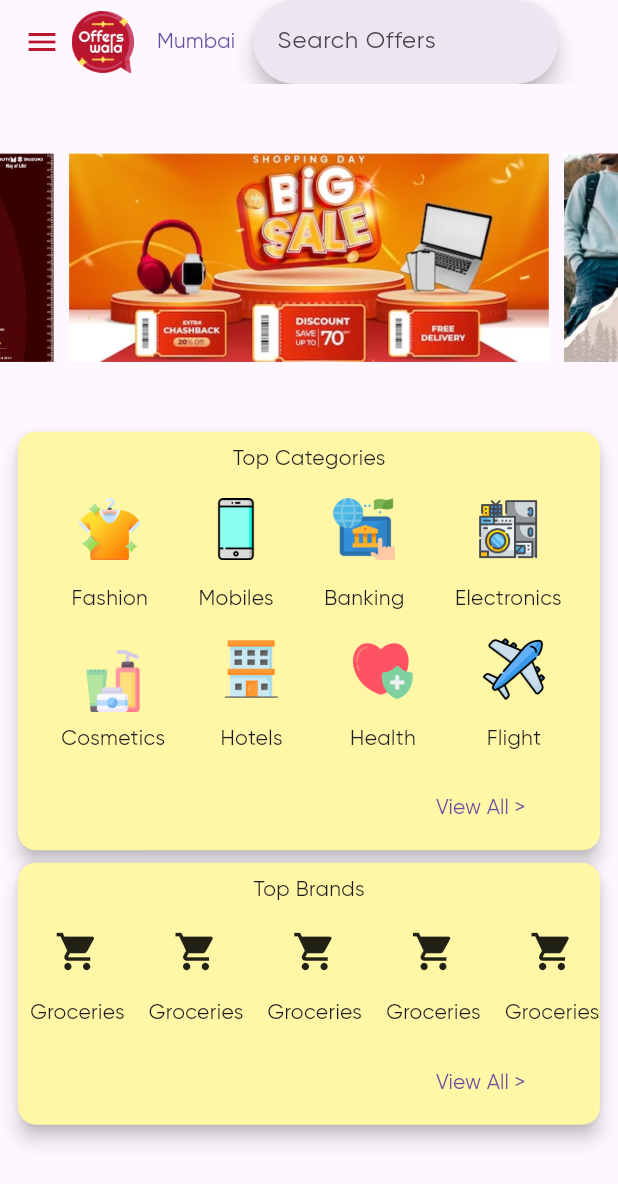
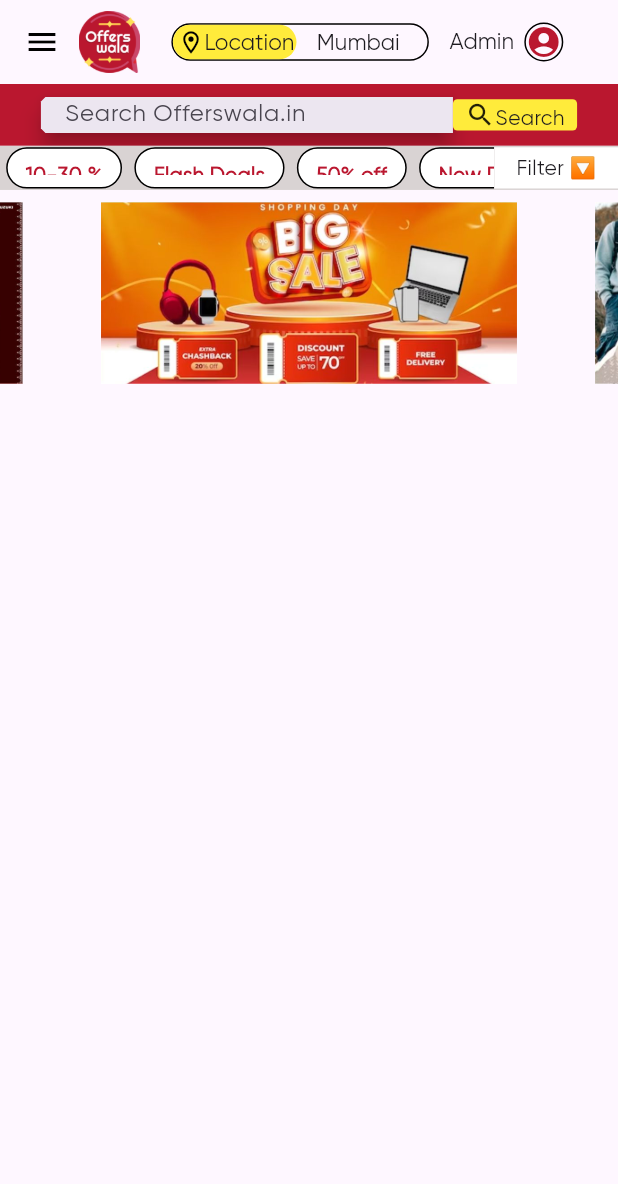
Before and after one commit to RamG222/offerswala, a Flutter app: the Home screen opened directly, on a phone screen of 412 x 824 dp. Shown: the top 1184 px of the screen. Run offline on Flutter 3.47's test engine with Material 3 defaults, Android fonts, the light colour scheme and no system bars; drawn by our look-alikes of carousel_slider; our stand-ins replace geocoding, geolocator, page_view_dot_indicator.

Commit message:
last update on 11.03 3rd of 3

```diff
--- a/lib/main.dart
+++ b/lib/main.dart
@@ -1,4 +1,5 @@
 import 'package:flutter/material.dart';
+import 'package:offerswala/screens/home/home.dart';
 import 'package:offerswala/screens/splash_screen.dart';
 
 void main() {
@@ -15,6 +16,7 @@ class MyApp extends StatelessWidget {
 
     return MaterialApp(
       theme: ThemeData(
+        //setting deafult font
         fontFamily: 'Gilroy',
         useMaterial3: true,
       ),
--- a/lib/screens/home/home.dart
+++ b/lib/screens/home/home.dart
@@ -1,10 +1,13 @@
+import 'package:flutter/cupertino.dart';
 import 'package:flutter/material.dart';
 import 'package:flutter/services.dart';
 import 'package:flutter/widgets.dart';
 import 'package:offerswala/screens/home/categories_card.dart';
 import 'package:offerswala/screens/home/change_location.dart';
+import 'package:offerswala/widescreen.dart';
 import 'package:offerswala/screens/home/image_slider.dart';
 import 'package:offerswala/screens/home/top_brands_card.dart';
+import 'package:offerswala/screens/home/top_search_bar.dart';
 
 class Home extends StatefulWidget {
   const Home({super.key});
@@ -19,13 +22,6 @@ class _HomeState extends State<Home> {
     var mQSize = MediaQuery.of(context).size;
     var mQHeight = mQSize.height;
     var mQWidth = mQSize.width;
-    bool isWideScreen() {
-      if (mQWidth < 800) {
-        return true;
-      } else {
-        return false;
-      }
-    }
 
     return PopScope(
       canPop: false,
@@ -54,7 +50,7 @@ class _HomeState extends State<Home> {
         );
       },
       child: SafeArea(
-        child: isWideScreen()
+        child: !isWideScreen(context)
             ? Scaffold(
                 drawer: Drawer(
                   backgroundColor: Color.fromARGB(255, 191, 140, 149),
@@ -78,31 +74,95 @@ class _HomeState extends State<Home> {
                   ),
                 ),
                 appBar: AppBar(
-                  iconTheme: const IconThemeData(color: Color(0xffBA172F)),
+                  iconTheme: const IconThemeData(color: Colors.black),
                   title: Transform.translate(
-                    offset: Offset(-24.0, 0.0),
+                    offset: Offset(-20.0, 0.0),
                     child: Row(
+                      mainAxisAlignment: MainAxisAlignment.center,
                       children: [
-                        Image.asset('assets/images/logo.png',
-                            width: mQWidth / 10),
+                        Image.asset(
+                          'assets/images/logo.png',
+                          width: mQWidth / 10,
+                        ),
                         SizedBox(
-                          width: mQWidth / 120,
+                          width: mQWidth / 20,
                         ),
-                        TextButton(
-                          onPressed: () {
-                            Navigator.of(context).push(
-                              MaterialPageRoute(
-                                builder: (context) => ChangeLocationScreen(),
+                        Container(
+                          width: mQWidth / 2.4,
+                          height: 25,
+                          decoration: BoxDecoration(
+                            borderRadius: BorderRadius.circular(30),
+                            border: Border.all(color: Colors.black),
+                          ),
+                          child: Row(
+                            children: [
+                              Center(
+                                child: Container(
+                                  padding: EdgeInsets.all(3),
+                                  height: 25,
+                                  width: mQWidth / 5,
+                                  decoration: BoxDecoration(
+                                    color: Colors.yellow,
+                                    borderRadius: BorderRadius.circular(30),
+                                  ),
+                                  child: Row(
+                                    children: [
+                                      Icon(
+                                        Icons.location_on_outlined,
+                                        size: 18,
+                                      ),
+                                      Text(
+                                        "Location",
+                                        style: TextStyle(fontSize: 15),
+                                      ),
+                                    ],
+                                  ),
+                                ),
                               ),
-                            );
-                          },
-                          child: const Text('Mumbai'),
-                        ),
-                        Expanded(
-                          child: SearchBar(
-                            hintText: 'Search Offers',
+                              Container(
+                                width: mQWidth / 5,
+                                padding: EdgeInsets.all(3),
+                                child: Center(
+                                  child: Text(
+                                    'Mumbai',
+                                    style: TextStyle(
+                                      fontSize: 15,
+                                    ),
+                                    overflow: TextOverflow.ellipsis,
+                                  ),
+                                ),
+                              ),
+                            ],
                           ),
                         ),
+                        SizedBox(
+                          width: mQWidth / 30,
+                        ),
+                        Row(
+                          mainAxisAlignment: MainAxisAlignment.center,
+                          children: [
+                            Text(
+                              'Admin',
+                              style: TextStyle(
+                                fontSize: 15,
+                              ),
+                              overflow: TextOverflow.ellipsis,
+                            ),
+                            SizedBox(
+                              width: mQWidth / 60,
+                            ),
+                            Container(
+                              decoration: BoxDecoration(
+                                  borderRadius:
+                                      BorderRadius.circular(mQHeight / 2),
+                                  border: Border.all()),
+                              child: Icon(
+                                Icons.account_circle,
+                                color: const Color(0xffBA172F),
+                              ),
+                            )
+                          ],
+                        )
                       ],
                     ),
                   ),
@@ -110,10 +170,11 @@ class _HomeState extends State<Home> {
                 body: SingleChildScrollView(
                   child: Column(
                     children: [
+                      const top_search_bar(),
                       const Image_slider(),
-                      const Categories_Card(),
-                      SizedBox(height: mQHeight / 100),
-                      const Top_Brands_card()
+                      // const Categories_Card(),
+                      // SizedBox(height: mQHeight / 100),
+                      // const Top_Brands_card()
                     ],
                   ),
                 ),
--- a/lib/screens/home/image_slider.dart
+++ b/lib/screens/home/image_slider.dart
@@ -18,11 +18,14 @@ class Image_slider extends StatelessWidget {
 
   @override
   Widget build(BuildContext context) {
+    var mQSize = MediaQuery.of(context).size;
+    var mQHeight = mQSize.height;
+    var mQWidth = mQSize.width;
     return CarouselSlider(
       items: imgList
-          .map((src) => Center(
-                child: Padding(
-                  padding: const EdgeInsets.all(5.0),
+          .map((src) => TextButton(
+                onPressed: () {},
+                child: Center(
                   child: Image.asset(
                     src,
                     fit: BoxFit.cover,
@@ -30,7 +33,10 @@ class Image_slider extends StatelessWidget {
                 ),
               ))
           .toList(),
-      options: CarouselOptions(),
+      options: CarouselOptions(
+        height: mQHeight / 6,
+        autoPlay: true,
+      ),
     );
   }
 }
--- /dev/null
+++ b/lib/screens/home/top_search_bar.dart
@@ -0,0 +1,117 @@
+import 'package:flutter/cupertino.dart';
+import 'package:flutter/material.dart';
+import 'package:flutter/widgets.dart';
+
+class top_search_bar extends StatelessWidget {
+  const top_search_bar({
+    super.key,
+  });
+
+  @override
+  Widget build(BuildContext context) {
+    var mQSize = MediaQuery.of(context).size;
+    var mQHeight = mQSize.height;
+    var mQWidth = mQSize.width;
+
+    var dataFromAPI = ['10-30 %', 'Flash Deals', '50% off', 'New Deals'];
+    return Column(
+      children: [
+        Container(
+          width: mQWidth,
+          height: mQHeight / 20,
+          decoration: BoxDecoration(
+            color: const Color(0xffBA172F),
+          ),
+          child: Row(
+            mainAxisAlignment: MainAxisAlignment.center,
+            children: [
+              Container(
+                width: mQWidth / 1.5,
+                child: SearchBar(
+                  shape: MaterialStatePropertyAll(
+                    BeveledRectangleBorder(
+                        borderRadius: BorderRadius.only(
+                            topLeft: Radius.circular(3),
+                            bottomLeft: Radius.circular(3))),
+                  ),
+                  constraints: BoxConstraints(maxHeight: mQHeight / 20),
+                  hintText: 'Search Offerswala.in',
+                ),
+              ),
+              Container(
+                margin: EdgeInsets.symmetric(vertical: mQHeight / 81),
+                decoration: BoxDecoration(
+                    color: Colors.yellow,
+                    borderRadius: BorderRadius.circular(3)),
+                child: Padding(
+                  padding: EdgeInsets.symmetric(horizontal: mQWidth / 50),
+                  child: Row(
+                    children: [
+                      Icon(
+                        Icons.search_sharp,
+                        size: 20,
+                      ),
+                      Padding(
+                        padding: EdgeInsets.symmetric(
+                          vertical: mQHeight / 250,
+                        ),
+                        child: Text('Search'),
+                      ),
+                    ],
+                  ),
+                ),
+              ),
+            ],
+          ),
+        ),
+        Container(
+          decoration: BoxDecoration(
+            color: Color.fromARGB(255, 217, 211, 211),
+          ),
+          child: Row(
+            children: [
+              Container(
+                width: mQWidth / 1.25,
+                height: mQHeight / 28,
+                child: ListView.builder(
+                  itemCount: dataFromAPI.length,
+                  scrollDirection: Axis.horizontal,
+                  itemBuilder: (context, index) {
+                    return Padding(
+                      padding: EdgeInsets.symmetric(
+                          horizontal: mQWidth / 100, vertical: mQHeight / 850),
+                      child: Container(
+                        decoration: BoxDecoration(
+                            border: Border.all(),
+                            color: Colors.white,
+                            borderRadius: BorderRadius.circular(30)),
+                        child: TextButton(
+                          onPressed: () {},
+                          child: Text(
+                            dataFromAPI[index],
+                            style: TextStyle(
+                              color: const Color(0xffBA172F),
+                              fontWeight: FontWeight.bold,
+                            ),
+                          ),
+                        ),
+                      ),
+                    );
+                  },
+                ),
+              ),
+              Container(
+                height: mQHeight / 30,
+                width: mQWidth / 5,
+                decoration: BoxDecoration(
+                  color: Colors.white,
+                ),
+                child: Center(child: Text('Filter 🔽')),
+              )
+            ],
+          ),
+        )
+      ],
+    );
+  }
+}
--- a/lib/screens/pre_login_1.dart
+++ b/lib/screens/pre_login_1.dart
@@ -1,6 +1,7 @@
 import 'package:flutter/material.dart';
 import 'package:offerswala/screens/login.dart';
 import 'package:offerswala/screens/pre_login_2.dart';
+import 'package:offerswala/widescreen.dart';
 import 'package:page_view_dot_indicator/page_view_dot_indicator.dart';
 
 class PreLogin1 extends StatelessWidget {
@@ -8,17 +9,10 @@ class PreLogin1 extends StatelessWidget {
 
   @override
   Widget build(BuildContext context) {
+    // making responsive app
     var mQSize = MediaQuery.of(context).size;
     var mQHeight = mQSize.height;
     var mQWidth = mQSize.width;
-
-    bool isWideScreen() {
-      if (MediaQuery.of(context).size.width > 800) {
-        return true;
-      } else {
-        return false;
-      }
-    }
 
     return GestureDetector(
       onHorizontalDragEnd: (DragEndDetails details) {
@@ -28,7 +22,7 @@ class PreLogin1 extends StatelessWidget {
         }
       },
       child: Scaffold(
-        body: isWideScreen()
+        body: isWideScreen(context)
             ? const Center(
                 child: Text('Tablet or Web'),
               )
@@ -37,7 +31,7 @@ class PreLogin1 extends StatelessWidget {
                   children: [
                     SizedBox(height: mQHeight / 6),
                     Image.asset(
-                      "assets/images/Vocal_for_Local.png",
+                      "assets/images/pre_login/01.gif",
                       width: mQWidth / 1.5,
                     ),
                     SizedBox(
--- a/lib/screens/pre_login_2.dart
+++ b/lib/screens/pre_login_2.dart
@@ -40,7 +40,7 @@ class PreLogin2 extends StatelessWidget {
                   children: [
                     SizedBox(height: mQHeight / 7),
                     Image.asset(
-                      "assets/images/Offers _Discounts.png",
+                      "assets/images/pre_login/02.gif",
                       width: mQWidth / 1.5,
                     ),
                     SizedBox(
--- a/lib/screens/pre_login_3.dart
+++ b/lib/screens/pre_login_3.dart
@@ -39,7 +39,7 @@ class PreLogin3 extends StatelessWidget {
                   children: [
                     SizedBox(height: mQHeight / 7.5),
                     Image.asset(
-                      "assets/images/Grab_Save.png",
+                      "assets/images/pre_login/03.gif",
                       width: mQWidth / 1.5,
                     ),
                     SizedBox(
--- a/lib/screens/splash_screen.dart
+++ b/lib/screens/splash_screen.dart
@@ -6,6 +6,7 @@ class SplashScreen extends StatelessWidget {
 
   @override
   Widget build(BuildContext context) {
+    //showing splash screen for 3 seconds and then routing to next page
     void delayAndRoute() async {
       await Future.delayed(const Duration(milliseconds: 3000));
       Navigator.pushReplacement(
@@ -18,12 +19,10 @@ class SplashScreen extends StatelessWidget {
 
     delayAndRoute();
 
-    //Loads Slides faster
-    precacheImage(
-        const AssetImage("assets/images/Vocal_for_Local.png"), context);
-    precacheImage(
-        const AssetImage("assets/images/Offers _Discounts.png"), context);
-    precacheImage(const AssetImage("assets/images/Grab_Save.png"), context);
+    //for making slides images load faster by cache
+    precacheImage(const AssetImage("assets/images/pre_login/01.gif"), context);
+    precacheImage(const AssetImage("assets/images/pre_login/02.gif"), context);
+    precacheImage(const AssetImage("assets/images/pre_login/03.gif"), context);
 
     return Scaffold(
       body: Container(
--- /dev/null
+++ b/lib/widescreen.dart
@@ -0,0 +1,10 @@
+// check if device tablet or web
+import 'package:flutter/material.dart';
+
+bool isWideScreen(context) {
+  if (MediaQuery.of(context).size.width > 800) {
+    return true;
+  } else {
+    return false;
+  }
+}
--- a/pubspec.yaml
+++ b/pubspec.yaml
@@ -40,6 +40,8 @@ flutter:
     - assets/images/icons/
     - assets/images/icons/categories/
     - assets/images/image_slider/
+    - assets/images/pre_login/
+
   fonts:
     - family: Gilroy
       fonts:
```
Also changed, not shown: 3 other files.
